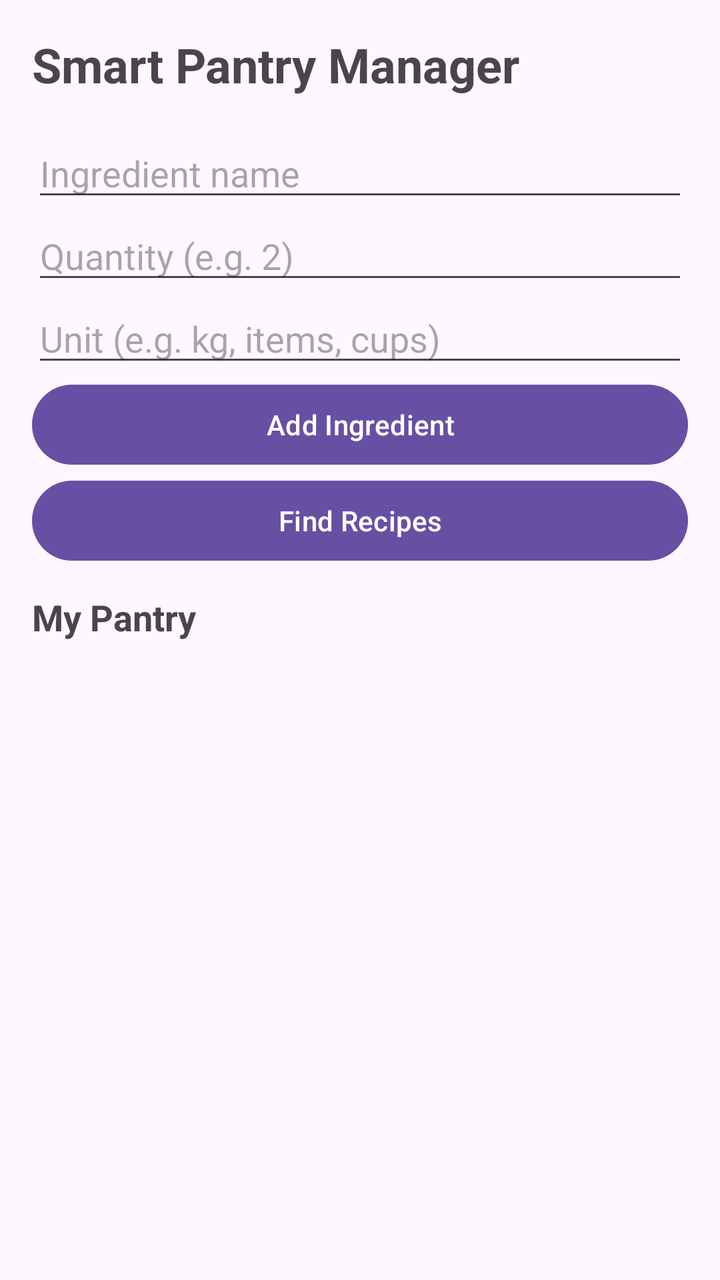
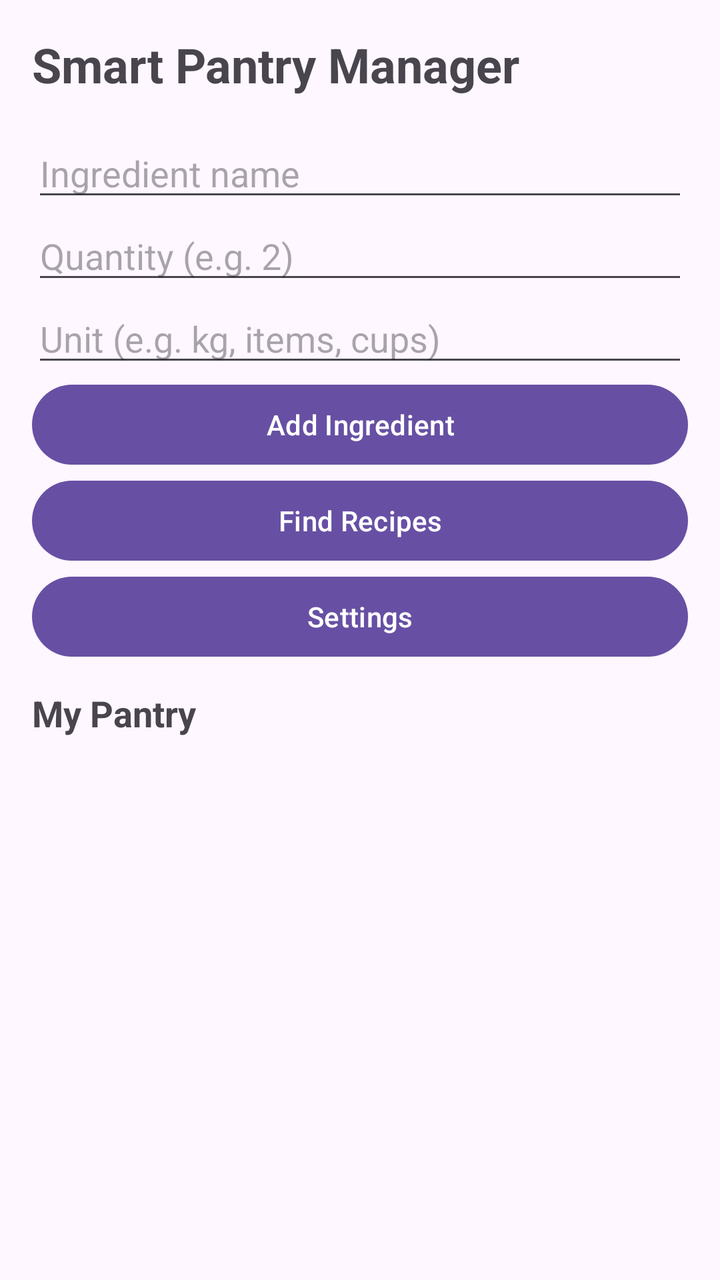

An Android layout rendered at two revisions. The XML below is the earlier revision; the diff shows what the commit changed to produce the second picture.
<!-- AndroidManifest.xml: application theme Theme.SmartPantryManager -->
<!-- res/layout/activity_main.xml -->
<LinearLayout xmlns:android="http://schemas.android.com/apk/res/android"
    android:layout_width="match_parent"
    android:layout_height="match_parent"
    android:orientation="vertical"
    android:padding="16dp">

    <TextView
        android:layout_width="match_parent"
        android:layout_height="wrap_content"
        android:text="Smart Pantry Manager"
        android:textSize="24sp"
        android:textStyle="bold"
        android:paddingBottom="16dp" />

    <EditText
        android:id="@+id/ingredientName"
        android:layout_width="match_parent"
        android:layout_height="wrap_content"
        android:hint="Ingredient name"
        android:inputType="textCapSentences"
        android:singleLine="true" />

    <EditText
        android:id="@+id/ingredientQuantity"
        android:layout_width="match_parent"
        android:layout_height="wrap_content"
        android:hint="Quantity (e.g. 2)"
        android:inputType="numberDecimal"
        android:singleLine="true" />

    <EditText
        android:id="@+id/ingredientUnit"
        android:layout_width="match_parent"
        android:layout_height="wrap_content"
        android:hint="Unit (e.g. kg, items, cups)"
        android:inputType="text"
        android:singleLine="true" />

    <Button
        android:id="@+id/addIngredientButton"
        android:layout_width="match_parent"
        android:layout_height="wrap_content"
        android:text="Add Ingredient" />

    <Button
        android:id="@+id/findRecipesButton"
        android:layout_width="match_parent"
        android:layout_height="wrap_content"
        android:text="Find Recipes" />

    <TextView
        android:layout_width="match_parent"
        android:layout_height="wrap_content"
        android:text="My Pantry"
        android:textSize="18sp"
        android:textStyle="bold"
        android:paddingTop="12dp"
        android:paddingBottom="8dp" />

    <ListView
        android:id="@+id/pantryList"
        android:layout_width="match_parent"
        android:layout_height="0dp"
        android:layout_weight="1"
        android:dividerHeight="1dp" />

</LinearLayout>
<!-- resources referenced by this layout -->
<resources>
  <style name="Theme.SmartPantryManager" parent="Base.Theme.SmartPantryManager" />
  <style name="Base.Theme.SmartPantryManager" parent="Theme.Material3.DayNight.NoActionBar">
          
          
      </style>
</resources>

<!-- the commit's change to res/layout/activity_main.xml (unified diff, before → after) -->
@@ -48,6 +48,12 @@
         android:layout_height="wrap_content"
         android:text="Find Recipes" />
 
+    <Button
+        android:id="@+id/settingsButton"
+        android:layout_width="match_parent"
+        android:layout_height="wrap_content"
+        android:text="Settings" />
+
     <TextView
         android:layout_width="match_parent"
         android:layout_height="wrap_content"
